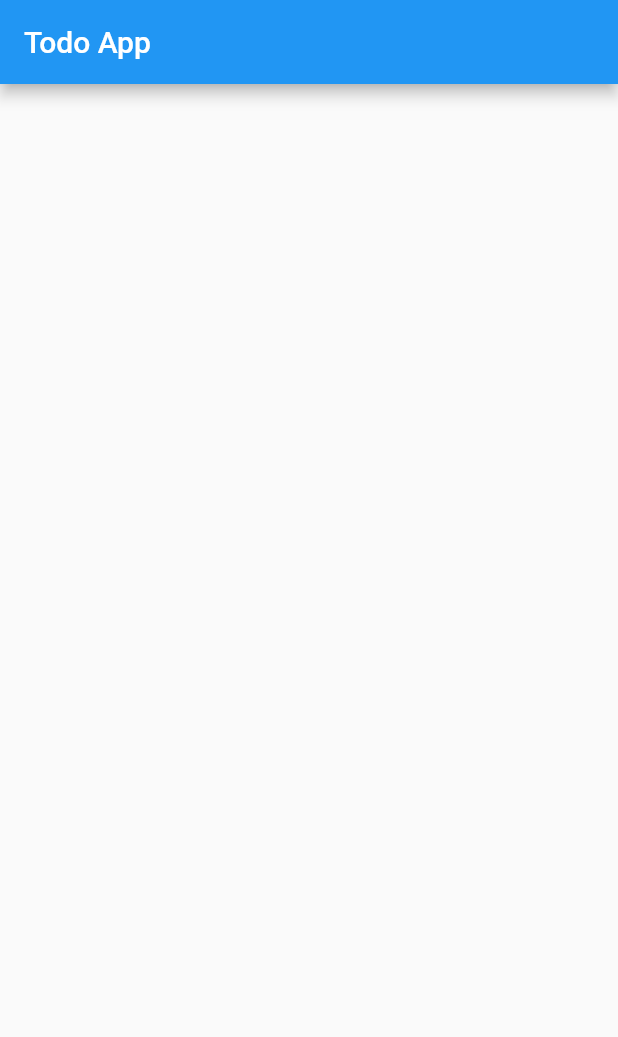
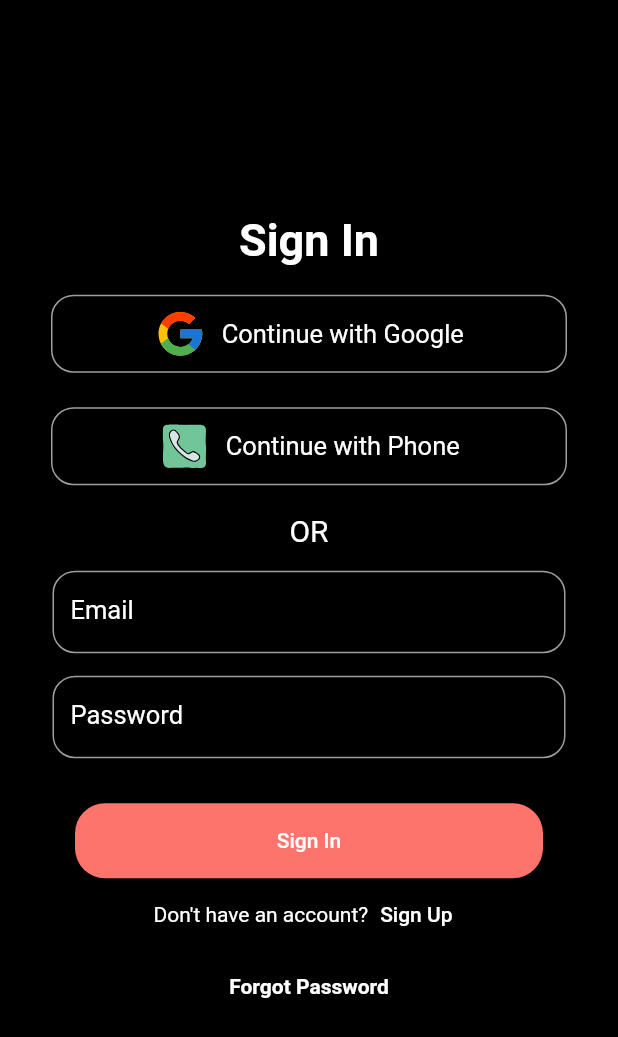
Before and after one commit to jaimonga420/todo-app, a Flutter app: the screen it shows after launch, on a phone screen of 412 x 824 dp. Shown: the top 1037 px of the screen. Run offline on Flutter 3.47's test engine with Material 2 defaults, Android fonts, the light colour scheme and no system bars; our stand-ins replace firebase_core, flutter_svg; accounts and stored records are empty.

Commit message:
created signin, signup screens

```diff
--- a/lib/main.dart
+++ b/lib/main.dart
@@ -1,6 +1,8 @@
 import 'package:flutter/material.dart';
 import 'package:firebase_core/firebase_core.dart';
-import 'package:firebase_auth/firebase_auth.dart' as firebase_auth;
+
+import 'screens/signup_screen.dart';
+import 'screens/login_screen.dart';
 
 void main() async {
   WidgetsFlutterBinding.ensureInitialized();
@@ -24,11 +26,7 @@ class _MyAppState extends State<MyApp> {
       theme: ThemeData(
         primarySwatch: Colors.blue,
       ),
-      home: Scaffold(
-        appBar: AppBar(
-          title: Text('Todo App'),
-        ),
-      ),
+      home: LoginScreen(),
     );
   }
 }
--- /dev/null
+++ b/lib/screens/login_screen.dart
@@ -0,0 +1,131 @@
+import 'package:flutter/material.dart';
+
+import '../widgets/login_button.dart';
+
+class LoginScreen extends StatefulWidget {
+  const LoginScreen({Key? key}) : super(key: key);
+
+  @override
+  State<LoginScreen> createState() => _LoginScreenState();
+}
+
+class _LoginScreenState extends State<LoginScreen> {
+  @override
+  Widget build(BuildContext context) {
+    final deviceWidth = MediaQuery.of(context).size.width;
+    final deviceHeight = MediaQuery.of(context).size.height;
+    return Scaffold(
+      body: SingleChildScrollView(
+        child: Container(
+          decoration: BoxDecoration(color: Colors.black),
+          width: deviceWidth,
+          height: deviceHeight,
+          child: Column(
+            mainAxisAlignment: MainAxisAlignment.center,
+            children: [
+              const Text(
+                'Sign In',
+                style: TextStyle(
+                    fontSize: 30,
+                    fontWeight: FontWeight.bold,
+                    color: Colors.white),
+              ),
+              const Padding(
+                padding: EdgeInsets.only(top: 15, bottom: 15),
+                child: LoginButton(
+                    'assets/icons/google.svg', 'Continue with Google'),
+              ),
+              const LoginButton(
+                  'assets/icons/phone.svg', 'Continue with Phone'),
+              const Padding(
+                padding: EdgeInsets.only(top: 15, bottom: 15),
+                child: Text(
+                  'OR',
+                  style: TextStyle(color: Colors.white, fontSize: 20),
+                ),
+              ),
+              loginTextField(
+                deviceWidth: deviceWidth,
+                label: 'Email',
+              ),
+              Padding(
+                padding: const EdgeInsets.only(top: 15, bottom: 30),
+                child: loginTextField(
+                  deviceWidth: deviceWidth,
+                  label: 'Password',
+                ),
+              ),
+              ElevatedButton(
+                onPressed: () {},
+                style: ButtonStyle(
+                    shape: MaterialStateProperty.resolveWith((states) =>
+                        RoundedRectangleBorder(
+                            borderRadius: BorderRadius.circular(20))),
+                    fixedSize: MaterialStateProperty.resolveWith<Size>(
+                        (states) => Size(deviceWidth - 100, 50)),
+                    backgroundColor: MaterialStateProperty.resolveWith<Color>(
+                        (states) => Color(0xfffd746c))),
+                child: const Text('Sign In'),
+              ),
+              Row(
+                mainAxisAlignment: MainAxisAlignment.center,
+                children: [
+                  const Text(
+                    'Don\'t have an account?',
+                    style: TextStyle(
+                      color: Colors.white,
+                    ),
+                  ),
+                  TextButton(
+                      onPressed: () {},
+                      child: const Text(
+                        'Sign Up',
+                        style: TextStyle(
+                          color: Colors.white,
+                        ),
+                      ))
+                ],
+              ),
+              TextButton(
+                  onPressed: () {},
+                  child: const Text(
+                    'Forgot Password',
+                    style: TextStyle(
+                      fontWeight: FontWeight.bold,
+                      color: Colors.white,
+                    ),
+                  ))
+            ],
+          ),
+        ),
+      ),
+    );
+  }
+}
+
+class loginTextField extends StatelessWidget {
+  const loginTextField(
+      {Key? key, required this.deviceWidth, required this.label})
+      : super(key: key);
+
+  final double deviceWidth;
+  final String label;
+
+  @override
+  Widget build(BuildContext context) {
+    return Container(
+      height: 55,
+      width: deviceWidth - 70,
+      child: TextFormField(
+        decoration: InputDecoration(
+          labelText: label,
+          labelStyle: const TextStyle(fontSize: 17, color: Colors.white),
+          enabledBorder: OutlineInputBorder(
+            borderRadius: BorderRadius.circular(15),
+            borderSide: const BorderSide(width: 1, color: Colors.grey),
+          ),
+        ),
+      ),
+    );
+  }
+}
--- /dev/null
+++ b/lib/widgets/login_button.dart
@@ -0,0 +1,43 @@
+import 'package:flutter/material.dart';
+import 'package:flutter_svg/flutter_svg.dart';
+
+class LoginButton extends StatelessWidget {
+  const LoginButton(this.imagePath, this.buttonText, {Key? key})
+      : super(key: key);
+
+  final String imagePath;
+  final String buttonText;
+
+  @override
+  Widget build(BuildContext context) {
+    final deviceWidth = MediaQuery.of(context).size.width;
+    final deviceHeight = MediaQuery.of(context).size.height;
+    return Container(
+      width: deviceWidth - 60,
+      height: 60,
+      child: Card(
+          color: Colors.black,
+          elevation: 8,
+          shape: RoundedRectangleBorder(
+              borderRadius: BorderRadius.circular(15),
+              side: BorderSide(width: 1, color: Colors.grey)),
+          child: Row(
+            mainAxisAlignment: MainAxisAlignment.center,
+            children: [
+              SvgPicture.asset(
+                imagePath,
+                height: 35,
+                width: 35,
+              ),
+              SizedBox(
+                width: 10,
+              ),
+              Text(
+                buttonText,
+                style: TextStyle(color: Colors.white, fontSize: 17),
+              )
+            ],
+          )),
+    );
+  }
+}
```
Also changed, not shown: lib/screens/signup_screen.dart (added, +122 -0 lines), pubspec.yaml (+6 -3 lines), assets/icons/google.svg (added), assets/icons/phone.svg (added), pubspec.lock, 1 other file.
